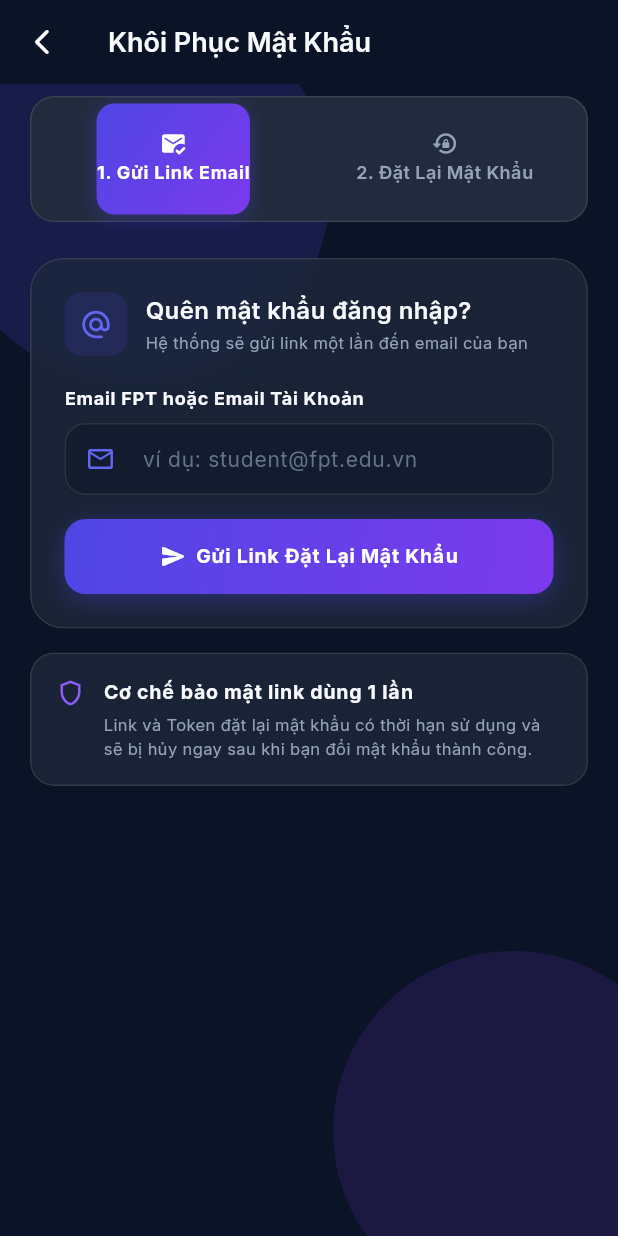
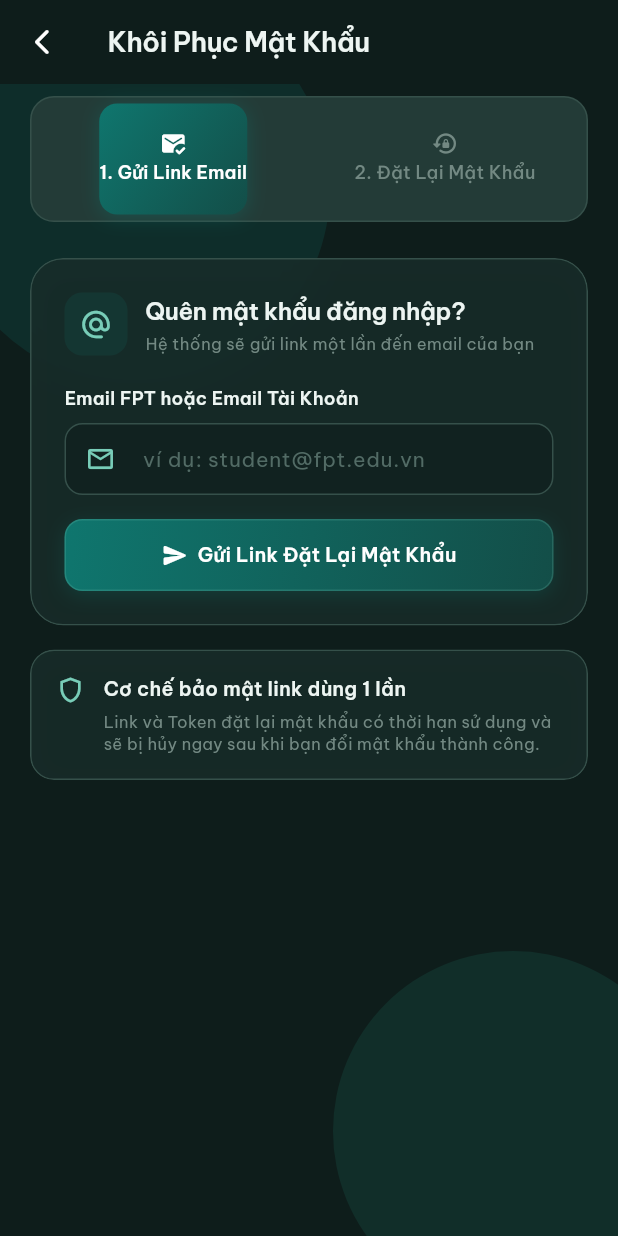
Before and after one commit to minhquansicula/SWD392G5, a Flutter app: the screen it shows after launch, after a tap on "Quên mật khẩu?", on a phone screen of 412 x 824 dp. Run offline on Flutter 3.47's test engine with Material 3 defaults, Android fonts, the phone set to English and light mode, and no system bars; our stand-ins replace google_fonts, permission_handler, shared_preferences; missing offline and left inert: flutter_sound; accounts and stored records are empty.

Commit message:
style(mobile): align theme tokens, typography and core widgets with academic teal design

```diff
--- a/mobile/lib/core/theme/app_colors.dart
+++ b/mobile/lib/core/theme/app_colors.dart
@@ -1,60 +1,63 @@
 import 'package:flutter/material.dart';
 
-/// Design tokens extracted directly from Stitch MCP Project "AIVES Oral Exam Mobile App"
+/// Design tokens aligned with Frontend "Academic Modern" design system.
+/// Core palette: Deep Forest Slate (#0E1D1B / #172C29) + Precision Academic Teal (#0F766E / #78CDB8).
 class AppColors {
   AppColors._();
 
-  // Primary Branding
-  static const Color primary = Color(0xFF4F46E5); // Deep Indigo
-  static const Color primaryLight = Color(0xFF6366F1);
-  static const Color primaryGlow = Color(0xFFC3C0FF);
+  // Primary Branding - Academic Teal & Pine (aligned with FE tokens.css)
+  static const Color primary = Color(0xFF0F766E); // Academic Teal (FE --color-indigo-600 / --primary)
+  static const Color primaryLight = Color(0xFF78CDB8); // Mint Teal (FE --color-indigo-300 / dark --primary)
+  static const Color primaryHover = Color(0xFF0F615B); // Darker Teal (FE --primary-hover)
+  static const Color primarySoft = Color(0xFF123F3A); // Deep Teal Container (FE --primary-soft)
+  static const Color primaryGlow = Color(0xFFABE1D2); // Mint Highlight (FE --color-indigo-200)
 
-  // Secondary Branding & AI Visualizer
-  static const Color secondary = Color(0xFF7C3AED); // Electric Purple
-  static const Color secondaryLight = Color(0xFF8B5CF6);
-  static const Color tertiary = Color(0xFF06B6D4); // Cyan AI Glow
+  // Secondary Branding & Harmonized Accents
+  static const Color secondary = Color(0xFF219780); // Jade Teal (FE --color-indigo-500)
+  static const Color secondaryLight = Color(0xFF78CDB8); // Mint Accent
+  static const Color tertiary = Color(0xFF45B49D); // Mid Pine Glow (FE --color-indigo-400)
 
-  // Surfaces & Backgrounds
-  static const Color background = Color(0xFF0B1326); // Deep Academic Dark
-  static const Color surfaceDeep = Color(0xFF0A0F1D); // Exam Room Dark
-  static const Color surfaceCard = Color(0xFF1E293B); // Slate 800
-  static const Color surfaceCardHigh = Color(0xFF222A3D);
-  static const Color surfaceCardLow = Color(0xFF131B2E);
-  static const Color surfaceGlass = Color(0xB81E293B); // 72% opacity frosted glass
+  // Surfaces & Backgrounds (FE Academic Dark: canvas #0E1D1B, surface #172C29, muted #233B37)
+  static const Color background = Color(0xFF0E1D1B); // Canvas dark
+  static const Color surfaceDeep = Color(0xFF081614); // Telemetry / Room Deep
+  static const Color surfaceCard = Color(0xFF172C29); // Card surface
+  static const Color surfaceCardHigh = Color(0xFF233B37); // Raised surface / muted
+  static const Color surfaceCardLow = Color(0xFF112220); // Subdued container
+  static const Color surfaceGlass = Color(0xD9172C29); // 85% opacity frosted glass
 
-  // Borders & Dividers
-  static const Color borderGlass = Color(0x1AFFFFFF); // rgba(255, 255, 255, 0.1)
-  static const Color borderGlow = Color(0x597C3AED); // subtle purple glow
-  static const Color borderLight = Color(0x334F46E5);
+  // Borders & Dividers (FE line: #35504A)
+  static const Color borderGlass = Color(0xFF35504A); // Clean structural border
+  static const Color borderGlow = Color(0x3378CDB8); // Subtle mint teal glow (20% opacity)
+  static const Color borderLight = Color(0x2678CDB8); // Subtle accent line
 
   // Semantic Status Colors
-  static const Color success = Color(0xFF10B981); // Emerald Green
+  static const Color success = Color(0xFF10B981); // Emerald
   static const Color successDark = Color(0xFF059669);
   static const Color warning = Color(0xFFF59E0B); // Amber
   static const Color danger = Color(0xFFEF4444); // Rose Red
-  static const Color dangerDark = Color(0xFFE11D48);
+  static const Color dangerDark = Color(0xFFB91C1C);
 
-  // Typography Colors
-  static const Color textPrimary = Color(0xFFF8FAFC); // Slate 50
-  static const Color textSecondary = Color(0xFFCBD5E1); // Slate 300
-  static const Color textMuted = Color(0xFF94A3B8); // Slate 400
-  static const Color textDisabled = Color(0xFF64748B); // Slate 500
+  // Typography Colors (FE dark: ink #EDF5F2, muted #B4C8C1)
+  static const Color textPrimary = Color(0xFFEDF5F2); // Primary Ink
+  static const Color textSecondary = Color(0xFFB4C8C1); // Secondary Muted
+  static const Color textMuted = Color(0xFF738983); // Slate 400
+  static const Color textDisabled = Color(0xFF526B65); // Slate 500
 
-  // Gradients
+  // Gradients - Refined Academic Teal to Pine
   static const LinearGradient primaryGradient = LinearGradient(
-    colors: [primary, secondary],
+    colors: [Color(0xFF0F766E), Color(0xFF134E48)],
     begin: Alignment.topLeft,
     end: Alignment.bottomRight,
   );
 
   static const LinearGradient examWaveGradient = LinearGradient(
-    colors: [Color(0xFF4F46E5), Color(0xFF7C3AED), Color(0xFF06B6D4)],
+    colors: [Color(0xFF0F766E), Color(0xFF219780), Color(0xFF78CDB8)],
     begin: Alignment.centerLeft,
     end: Alignment.centerRight,
   );
 
   static const LinearGradient cardGlowGradient = LinearGradient(
-    colors: [Color(0x337C3AED), Color(0x054F46E5)],
+    colors: [Color(0x2678CDB8), Color(0x050F766E)],
     begin: Alignment.topLeft,
     end: Alignment.bottomRight,
   );
--- a/mobile/lib/core/theme/app_text_styles.dart
+++ b/mobile/lib/core/theme/app_text_styles.dart
@@ -2,73 +2,77 @@ import 'package:flutter/material.dart';
 import 'package:google_fonts/google_fonts.dart';
 import 'app_colors.dart';
 
+/// Typography aligned with Frontend 'Be Vietnam Pro' & 'JetBrains Mono' font stacks.
 class AppTextStyles {
   AppTextStyles._();
 
-  static TextStyle headlineXl = GoogleFonts.inter(
+  static TextStyle headlineXl = GoogleFonts.beVietnamPro(
     fontSize: 28,
     fontWeight: FontWeight.w700,
-    letterSpacing: -0.5,
+    letterSpacing: -0.6,
     color: AppColors.textPrimary,
   );
 
-  static TextStyle headlineLg = GoogleFonts.inter(
+  static TextStyle headlineLg = GoogleFonts.beVietnamPro(
     fontSize: 22,
     fontWeight: FontWeight.w700,
-    letterSpacing: -0.3,
+    letterSpacing: -0.4,
     color: AppColors.textPrimary,
   );
 
-  static TextStyle headlineMd = GoogleFonts.inter(
+  static TextStyle headlineMd = GoogleFonts.beVietnamPro(
     fontSize: 18,
     fontWeight: FontWeight.w600,
+    letterSpacing: -0.2,
     color: AppColors.textPrimary,
   );
 
-  static TextStyle titleMd = GoogleFonts.inter(
+  static TextStyle titleMd = GoogleFonts.beVietnamPro(
     fontSize: 16,
     fontWeight: FontWeight.w600,
+    letterSpacing: -0.1,
     color: AppColors.textPrimary,
   );
 
-  static TextStyle bodyLg = GoogleFonts.inter(
+  static TextStyle bodyLg = GoogleFonts.beVietnamPro(
     fontSize: 15,
     fontWeight: FontWeight.w400,
     height: 1.5,
     color: AppColors.textSecondary,
   );
 
-  static TextStyle bodyMd = GoogleFonts.inter(
+  static TextStyle bodyMd = GoogleFonts.beVietnamPro(
     fontSize: 14,
     fontWeight: FontWeight.w400,
-    height: 1.4,
+    height: 1.45,
     color: AppColors.textSecondary,
   );
 
-  static TextStyle bodySm = GoogleFonts.inter(
+  static TextStyle bodySm = GoogleFonts.beVietnamPro(
     fontSize: 12,
     fontWeight: FontWeight.w400,
+    height: 1.4,
     color: AppColors.textMuted,
   );
 
-  static TextStyle labelBold = GoogleFonts.inter(
+  static TextStyle labelBold = GoogleFonts.beVietnamPro(
     fontSize: 12,
-    fontWeight: FontWeight.w700,
-    letterSpacing: 0.5,
+    fontWeight: FontWeight.w600,
+    letterSpacing: 0.2,
     color: AppColors.textPrimary,
   );
 
-  static TextStyle labelSm = GoogleFonts.inter(
+  static TextStyle labelSm = GoogleFonts.beVietnamPro(
     fontSize: 11,
-    fontWeight: FontWeight.w600,
-    letterSpacing: 0.3,
+    fontWeight: FontWeight.w500,
+    letterSpacing: 0.2,
     color: AppColors.textMuted,
   );
 
   static TextStyle codeOrTimer = GoogleFonts.jetBrainsMono(
     fontSize: 14,
     fontWeight: FontWeight.w700,
-    letterSpacing: 1.0,
+    letterSpacing: 0.5,
     color: AppColors.warning,
   );
 }
--- a/mobile/lib/core/theme/app_theme.dart
+++ b/mobile/lib/core/theme/app_theme.dart
@@ -13,7 +13,7 @@ class AppTheme {
       colorScheme: const ColorScheme.dark(
         primary: AppColors.primary,
         secondary: AppColors.secondary,
-        tertiary: AppColors.tertiary,
+        tertiary: AppColors.primaryLight,
         surface: AppColors.surfaceCard,
         error: AppColors.danger,
         onPrimary: Colors.white,
@@ -21,18 +21,19 @@ class AppTheme {
         onSurface: AppColors.textPrimary,
         onError: Colors.white,
       ),
-      appBarTheme: const AppBarTheme(
+      appBarTheme: AppBarTheme(
         backgroundColor: Colors.transparent,
         elevation: 0,
         centerTitle: false,
-        iconTheme: IconThemeData(color: AppColors.textPrimary),
+        titleTextStyle: AppTextStyles.headlineMd,
+        iconTheme: const IconThemeData(color: AppColors.textPrimary),
       ),
       cardTheme: CardThemeData(
         color: AppColors.surfaceCard,
         elevation: 0,
         shape: RoundedRectangleBorder(
-          borderRadius: BorderRadius.circular(18),
-          side: const BorderSide(color: AppColors.borderGlass),
+          borderRadius: BorderRadius.circular(16),
+          side: const BorderSide(color: AppColors.borderGlass, width: 1),
         ),
       ),
       inputDecorationTheme: InputDecorationTheme(
@@ -41,16 +42,20 @@ class AppTheme {
         hintStyle: AppTextStyles.bodyMd.copyWith(color: AppColors.textDisabled),
         contentPadding: const EdgeInsets.symmetric(horizontal: 16, vertical: 14),
         border: OutlineInputBorder(
-          borderRadius: BorderRadius.circular(14),
-          borderSide: const BorderSide(color: AppColors.borderGlass),
+          borderRadius: BorderRadius.circular(12),
+          borderSide: const BorderSide(color: AppColors.borderGlass, width: 1),
         ),
         enabledBorder: OutlineInputBorder(
-          borderRadius: BorderRadius.circular(14),
-          borderSide: const BorderSide(color: AppColors.borderGlass),
+          borderRadius: BorderRadius.circular(12),
+          borderSide: const BorderSide(color: AppColors.borderGlass, width: 1),
         ),
         focusedBorder: OutlineInputBorder(
-          borderRadius: BorderRadius.circular(14),
-          borderSide: const BorderSide(color: AppColors.secondary, width: 1.5),
+          borderRadius: BorderRadius.circular(12),
+          borderSide: const BorderSide(color: AppColors.primaryLight, width: 1.5),
+        ),
+        errorBorder: OutlineInputBorder(
+          borderRadius: BorderRadius.circular(12),
+          borderSide: const BorderSide(color: AppColors.danger, width: 1),
         ),
       ),
       elevatedButtonTheme: ElevatedButtonThemeData(
@@ -59,19 +64,38 @@ class AppTheme {
           foregroundColor: Colors.white,
           minimumSize: const Size(double.infinity, 48),
           shape: RoundedRectangleBorder(
-            borderRadius: BorderRadius.circular(14),
+            borderRadius: BorderRadius.circular(12),
           ),
-          textStyle: AppTextStyles.labelBold.copyWith(fontSize: 15),
-          elevation: 2,
+          textStyle: AppTextStyles.labelBold.copyWith(fontSize: 14),
+          elevation: 0,
         ),
       ),
       bottomNavigationBarTheme: const BottomNavigationBarThemeData(
         backgroundColor: AppColors.surfaceDeep,
-        selectedItemColor: AppColors.secondaryLight,
+        selectedItemColor: AppColors.primaryLight,
         unselectedItemColor: AppColors.textMuted,
         type: BottomNavigationBarType.fixed,
         elevation: 0,
       ),
+      dialogTheme: DialogThemeData(
+        backgroundColor: AppColors.surfaceCard,
+        surfaceTintColor: Colors.transparent,
+        shape: RoundedRectangleBorder(
+          borderRadius: BorderRadius.circular(16),
+          side: const BorderSide(color: AppColors.borderGlass, width: 1),
+        ),
+      ),
+      dividerTheme: const DividerThemeData(
+        color: AppColors.borderGlass,
+        thickness: 1,
+        space: 1,
+      ),
+      snackBarTheme: SnackBarThemeData(
+        backgroundColor: AppColors.surfaceCardHigh,
+        contentTextStyle: AppTextStyles.bodySm.copyWith(color: AppColors.textPrimary),
+        shape: RoundedRectangleBorder(borderRadius: BorderRadius.circular(12)),
+        behavior: SnackBarBehavior.floating,
+      ),
     );
   }
 }
--- a/mobile/lib/core/widgets/audio_pulse_orb.dart
+++ b/mobile/lib/core/widgets/audio_pulse_orb.dart
@@ -122,10 +122,10 @@ class _OrbPainter extends CustomPainter {
         final opacity = (1.0 - progress) * (0.35 + audioLevel * 0.4);
 
         final wavePaint = Paint()
-          ..color = (state == OrbState.listening ? AppColors.tertiary : AppColors.secondary)
+          ..color = (state == OrbState.listening ? AppColors.primaryLight : AppColors.secondary)
               .withValues(alpha: opacity.clamp(0.0, 1.0))
           ..style = PaintingStyle.stroke
-          ..strokeWidth = 2.0;
+          ..strokeWidth = 1.8;
 
         canvas.drawCircle(center, waveRadius, wavePaint);
       }
@@ -137,9 +137,9 @@ class _OrbPainter extends CustomPainter {
       ..shader = RadialGradient(
         colors: [
           state == OrbState.listening
-              ? AppColors.tertiary.withValues(alpha: 0.6)
-              : AppColors.secondary.withValues(alpha: 0.6),
-          AppColors.primary.withValues(alpha: 0.2),
+              ? AppColors.primaryLight.withValues(alpha: 0.5)
+              : AppColors.primary.withValues(alpha: 0.45),
+          AppColors.primarySoft.withValues(alpha: 0.2),
           Colors.transparent,
         ],
         stops: const [0.2, 0.7, 1.0],
@@ -151,9 +151,9 @@ class _OrbPainter extends CustomPainter {
     if (state == OrbState.listening || state == OrbState.aiSpeaking) {
       final barCount = 36;
       final ringPaint = Paint()
-        ..color = state == OrbState.listening ? AppColors.tertiary : AppColors.secondaryLight
+        ..color = state == OrbState.listening ? AppColors.primaryGlow : AppColors.primaryLight
         ..strokeCap = StrokeCap.round
-        ..strokeWidth = 3.0;
+        ..strokeWidth = 2.5;
 
       for (int i = 0; i < barCount; i++) {
         final angle = (i * 2 * math.pi / barCount) + (animationValue * math.pi);
@@ -169,13 +169,13 @@ class _OrbPainter extends CustomPainter {
       }
     }
 
-    // Core Orb sphere with gradient
+    // Core Orb sphere with academic teal gradient
     final orbPaint = Paint()
       ..shader = RadialGradient(
         center: const Alignment(-0.3, -0.3),
         colors: state == OrbState.listening
-            ? [const Color(0xFF22D3EE), AppColors.tertiary, AppColors.primary]
-            : [AppColors.secondaryLight, AppColors.secondary, AppColors.primary],
+            ? [const Color(0xFFABE1D2), AppColors.primaryLight, AppColors.primary]
+            : [AppColors.primaryLight, AppColors.primary, const Color(0xFF134E48)],
       ).createShader(Rect.fromCircle(center: center, radius: baseRadius));
 
     canvas.drawCircle(center, baseRadius, orbPaint);
--- a/mobile/lib/core/widgets/glass_card.dart
+++ b/mobile/lib/core/widgets/glass_card.dart
@@ -17,7 +17,7 @@ class GlassCard extends StatelessWidget {
     required this.child,
     this.padding,
     this.margin,
-    this.borderRadius = 18,
+    this.borderRadius = 16,
     this.backgroundColor,
     this.border,
     this.onTap,
@@ -32,18 +32,26 @@ class GlassCard extends StatelessWidget {
           color: AppColors.borderGlass,
           width: 1,
         );
+    final effectiveShadow = boxShadow ??
+        [
+          BoxShadow(
+            color: Colors.black.withValues(alpha: 0.12),
+            blurRadius: 16,
+            offset: const Offset(0, 4),
+          ),
+        ];
 
     final cardContent = ClipRRect(
       borderRadius: BorderRadius.circular(borderRadius),
       child: BackdropFilter(
-        filter: ImageFilter.blur(sigmaX: 12, sigmaY: 12),
+        filter: ImageFilter.blur(sigmaX: 10, sigmaY: 10),
         child: Container(
           padding: padding ?? const EdgeInsets.all(16),
           decoration: BoxDecoration(
             color: effectiveBg,
             borderRadius: BorderRadius.circular(borderRadius),
             border: effectiveBorder,
-            boxShadow: boxShadow,
+            boxShadow: effectiveShadow,
           ),
           child: child,
         ),
--- a/mobile/lib/core/widgets/primary_button.dart
+++ b/mobile/lib/core/widgets/primary_button.dart
@@ -23,8 +23,8 @@ class PrimaryButton extends StatelessWidget {
     this.isLoading = false,
     this.gradient,
     this.backgroundColor,
-    this.height = 50,
-    this.borderRadius = 14,
+    this.height = 48,
+    this.borderRadius = 12,
     this.isOutlined = false,
     this.textColor,
     this.padding,
@@ -32,7 +32,7 @@ class PrimaryButton extends StatelessWidget {
 
   @override
   Widget build(BuildContext context) {
-    final effectivePadding = padding ?? const EdgeInsets.symmetric(horizontal: 12);
+    final effectivePadding = padding ?? const EdgeInsets.symmetric(horizontal: 14);
 
     if (isOutlined) {
       return SizedBox(
@@ -40,7 +40,8 @@ class PrimaryButton extends StatelessWidget {
         child: OutlinedButton(
           onPressed: isLoading ? null : onPressed,
           style: OutlinedButton.styleFrom(
-            side: const BorderSide(color: AppColors.borderGlow, width: 1.5),
+            side: const BorderSide(color: AppColors.borderGlass, width: 1.2),
+            backgroundColor: AppColors.surfaceCard.withValues(alpha: 0.5),
             shape: RoundedRectangleBorder(
               borderRadius: BorderRadius.circular(borderRadius),
             ),
@@ -56,16 +57,22 @@ class PrimaryButton extends StatelessWidget {
     return Container(
       height: height,
       decoration: BoxDecoration(
-        gradient: onPressed == null ? null : effGradient,
-        color: onPressed == null ? AppColors.surfaceCardHigh : null,
+        gradient: onPressed == null ? null : (backgroundColor != null ? null : effGradient),
+        color: onPressed == null
+            ? AppColors.surfaceCardHigh
+            : (backgroundColor ?? AppColors.primary),
         borderRadius: BorderRadius.circular(borderRadius),
+        border: Border.all(
+          color: onPressed == null ? AppColors.borderGlass : AppColors.borderGlow,
+          width: 1,
+        ),
         boxShadow: onPressed == null
             ? null
             : [
                 BoxShadow(
-                  color: AppColors.primary.withValues(alpha: 0.35),
-                  blurRadius: 14,
-                  offset: const Offset(0, 4),
+                  color: (backgroundColor ?? AppColors.primary).withValues(alpha: 0.25),
+                  blurRadius: 10,
+                  offset: const Offset(0, 3),
                 ),
               ],
       ),
--- a/mobile/lib/core/widgets/status_badge.dart
+++ b/mobile/lib/core/widgets/status_badge.dart
@@ -32,28 +32,28 @@ class StatusBadge extends StatelessWidget {
 
     switch (type) {
       case BadgeType.success:
-        bg = AppColors.success.withValues(alpha: 0.15);
+        bg = AppColors.success.withValues(alpha: 0.16);
         border = AppColors.success.withValues(alpha: 0.35);
-        text = AppColors.success;
+        text = const Color(0xFF34D399);
         break;
       case BadgeType.warning:
-        bg = AppColors.warning.withValues(alpha: 0.15);
+        bg = AppColors.warning.withValues(alpha: 0.16);
         border = AppColors.warning.withValues(alpha: 0.35);
-        text = AppColors.warning;
+        text = const Color(0xFFFBBF24);
         break;
       case BadgeType.danger:
-        bg = AppColors.danger.withValues(alpha: 0.15);
+        bg = AppColors.danger.withValues(alpha: 0.16);
         border = AppColors.danger.withValues(alpha: 0.35);
-        text = AppColors.danger;
+        text = const Color(0xFFF87171);
         break;
       case BadgeType.purple:
-        bg = AppColors.secondary.withValues(alpha: 0.15);
-        border = AppColors.secondaryLight.withValues(alpha: 0.4);
-        text = AppColors.secondaryLight;
+        bg = AppColors.primarySoft;
+        border = AppColors.primaryLight.withValues(alpha: 0.35);
+        text = AppColors.primaryLight;
         break;
       case BadgeType.info:
-        bg = AppColors.primary.withValues(alpha: 0.15);
-        border = AppColors.primaryLight.withValues(alpha: 0.35);
+        bg = AppColors.primary.withValues(alpha: 0.2);
+        border = AppColors.borderGlass;
         text = AppColors.primaryLight;
         break;
     }
```
